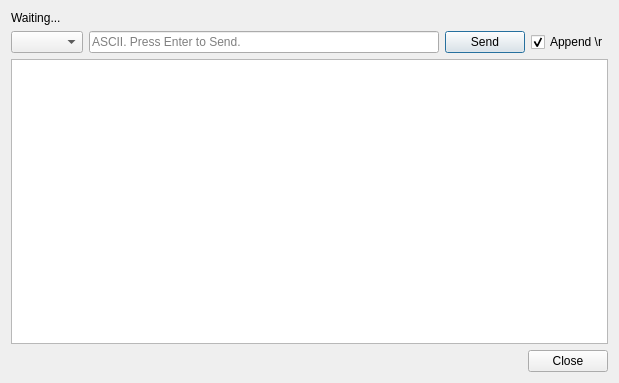
dannagle/PacketSender, file src/persistentconnection.ui: the form before one commit.
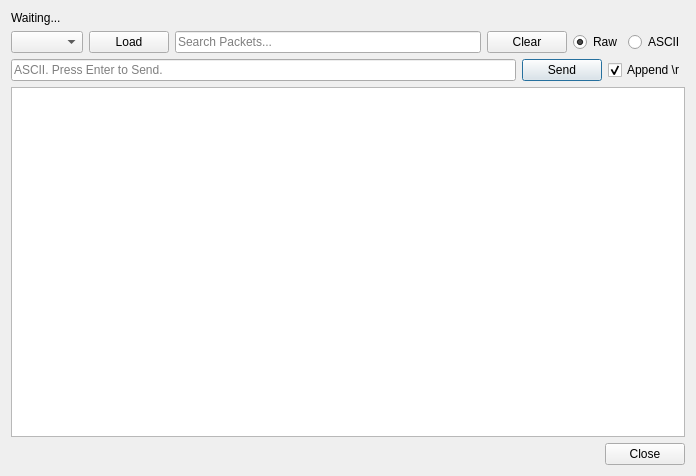
The form after the commit.

Commit message: added search and raw/ascii toggle to persistent connection dialog

```diff
--- a/src/persistentconnection.ui
+++ b/src/persistentconnection.ui
@@ -6,8 +6,8 @@
    <rect>
     <x>0</x>
     <y>0</y>
-    <width>619</width>
-    <height>383</height>
+    <width>696</width>
+    <height>476</height>
    </rect>
   </property>
   <property name="windowTitle">
@@ -27,11 +27,61 @@
      </property>
     </widget>
    </item>
+   <item>
+    <layout class="QHBoxLayout" name="horizontalLayout_5">
+     <item>
+      <layout class="QHBoxLayout" name="horizontalLayout_4">
+       <item>
+        <widget class="QComboBox" name="packetComboBox"/>
+       </item>
+       <item>
+        <widget class="QPushButton" name="LoadButton">
+         <property name="text">
+          <string>Load</string>
+         </property>
+        </widget>
+       </item>
+       <item>
+        <widget class="QLineEdit" name="searchEdit">
+         <property name="placeholderText">
+          <string>Search Packets...</string>
+         </property>
+        </widget>
+       </item>
+       <item>
+        <widget class="QPushButton" name="clearButton">
+         <property name="text">
+          <string>Clear</string>
+         </property>
+        </widget>
+       </item>
+      </layout>
+     </item>
+     <item>
+      <layout class="QHBoxLayout" name="horizontalLayout_3">
+       <item>
+        <widget class="QRadioButton" name="rawCheck">
+         <property name="text">
+          <string>Raw</string>
+         </property>
+         <property name="checked">
+          <bool>true</bool>
+         </property>
+        </widget>
+       </item>
+       <item>
+        <widget class="QRadioButton" name="asciiCheck">
+         <property name="text">
+          <string>ASCII</string>
+         </property>
+        </widget>
+       </item>
+      </layout>
+     </item>
+    </layout>
+   </item>
    <item>
     <layout class="QHBoxLayout" name="horizontalLayout">
-     <item>
-      <widget class="QComboBox" name="packetComboBox"/>
-     </item>
      <item>
       <widget class="QLineEdit" name="asciiLineEdit">
        <property name="placeholderText">
@@ -44,6 +94,9 @@
        <property name="text">
         <string>Send</string>
        </property>
+       <property name="default">
+        <bool>true</bool>
+       </property>
       </widget>
      </item>
      <item>
```
The commit also changes 5 other files.
